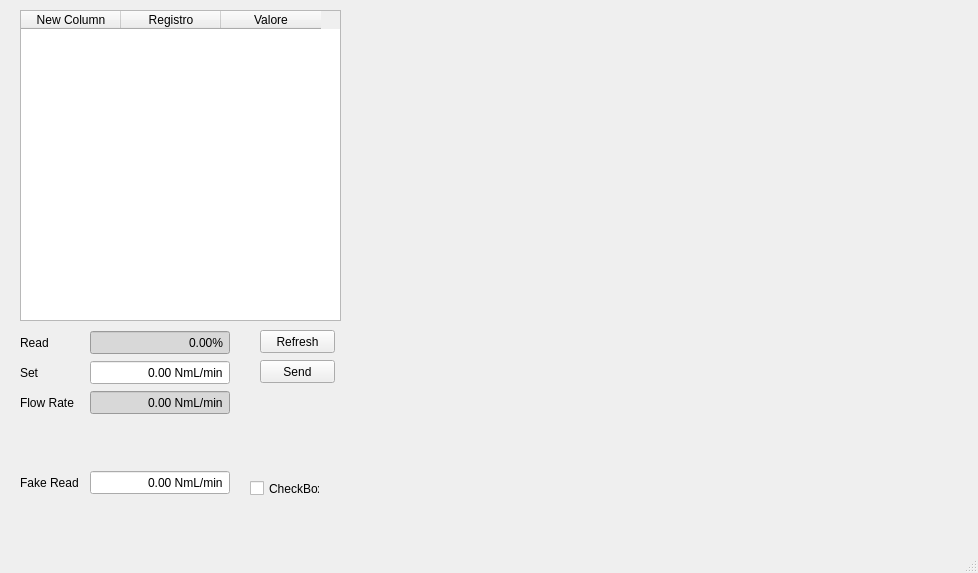
The window that mainUi.ui (AntonioRIcca/Siargo) describes before a commit, drawn with Qt 5.
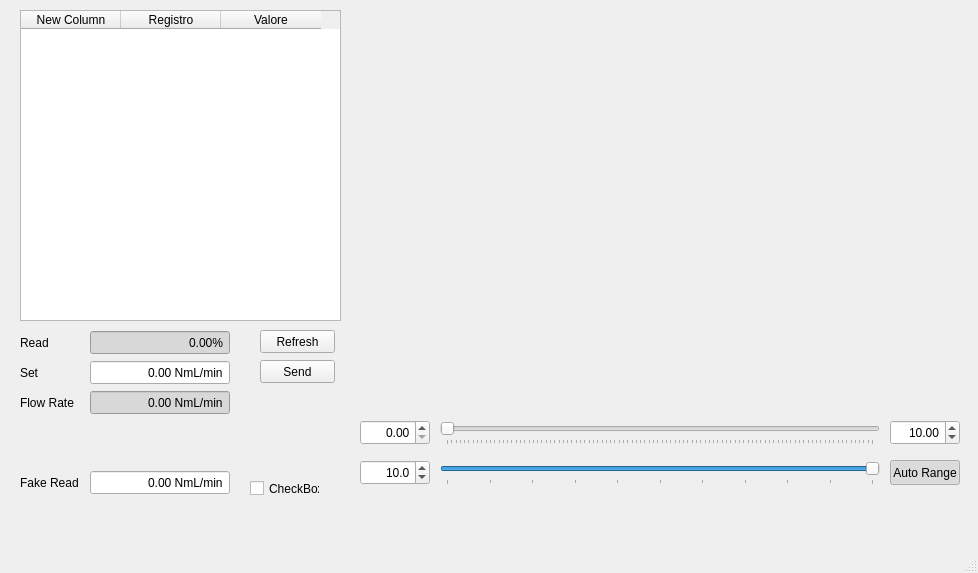
The same window after the commit.

Diff of the .ui file:
```diff
--- a/mainUi.ui
+++ b/mainUi.ui
@@ -281,6 +281,120 @@
      </property>
     </layout>
    </widget>
+   <widget class="QSlider" name="xrangeSld">
+    <property name="geometry">
+     <rect>
+      <x>440</x>
+      <y>460</y>
+      <width>440</width>
+      <height>25</height>
+     </rect>
+    </property>
+    <property name="maximum">
+     <number>10</number>
+    </property>
+    <property name="pageStep">
+     <number>1001</number>
+    </property>
+    <property name="value">
+     <number>10</number>
+    </property>
+    <property name="orientation">
+     <enum>Qt::Horizontal</enum>
+    </property>
+    <property name="tickPosition">
+     <enum>QSlider::TicksBelow</enum>
+    </property>
+    <property name="tickInterval">
+     <number>0</number>
+    </property>
+   </widget>
+   <widget class="QDoubleSpinBox" name="xminDsb">
+    <property name="geometry">
+     <rect>
+      <x>360</x>
+      <y>420</y>
+      <width>70</width>
+      <height>25</height>
+     </rect>
+    </property>
+    <property name="alignment">
+     <set>Qt::AlignRight|Qt::AlignTrailing|Qt::AlignVCenter</set>
+    </property>
+   </widget>
+   <widget class="QDoubleSpinBox" name="xmaxDsb">
+    <property name="geometry">
+     <rect>
+      <x>890</x>
+      <y>420</y>
+      <width>70</width>
+      <height>25</height>
+     </rect>
+    </property>
+    <property name="alignment">
+     <set>Qt::AlignRight|Qt::AlignTrailing|Qt::AlignVCenter</set>
+    </property>
+    <property name="value">
+     <double>10.000000000000000</double>
+    </property>
+   </widget>
+   <widget class="QSlider" name="xposSld">
+    <property name="geometry">
+     <rect>
+      <x>440</x>
+      <y>420</y>
+      <width>440</width>
+      <height>25</height>
+     </rect>
+    </property>
+    <property name="orientation">
+     <enum>Qt::Horizontal</enum>
+    </property>
+    <property name="tickPosition">
+     <enum>QSlider::TicksBelow</enum>
+    </property>
+    <property name="tickInterval">
+     <number>0</number>
+    </property>
+   </widget>
+   <widget class="QPushButton" name="xautorangePb">
+    <property name="geometry">
+     <rect>
+      <x>890</x>
+      <y>460</y>
+      <width>70</width>
+      <height>25</height>
+     </rect>
+    </property>
+    <property name="text">
+     <string>Auto Range</string>
+    </property>
+    <property name="checkable">
+     <bool>true</bool>
+    </property>
+    <property name="checked">
+     <bool>true</bool>
+    </property>
+   </widget>
+   <widget class="QDoubleSpinBox" name="xrangeDsb">
+    <property name="geometry">
+     <rect>
+      <x>360</x>
+      <y>460</y>
+      <width>70</width>
+      <height>25</height>
+     </rect>
+    </property>
+    <property name="alignment">
+     <set>Qt::AlignRight|Qt::AlignTrailing|Qt::AlignVCenter</set>
+    </property>
+    <property name="decimals">
+     <number>1</number>
+    </property>
+    <property name="value">
+     <double>10.000000000000000</double>
+    </property>
+   </widget>
   </widget>
   <widget class="QMenuBar" name="menubar">
    <property name="geometry">
```
